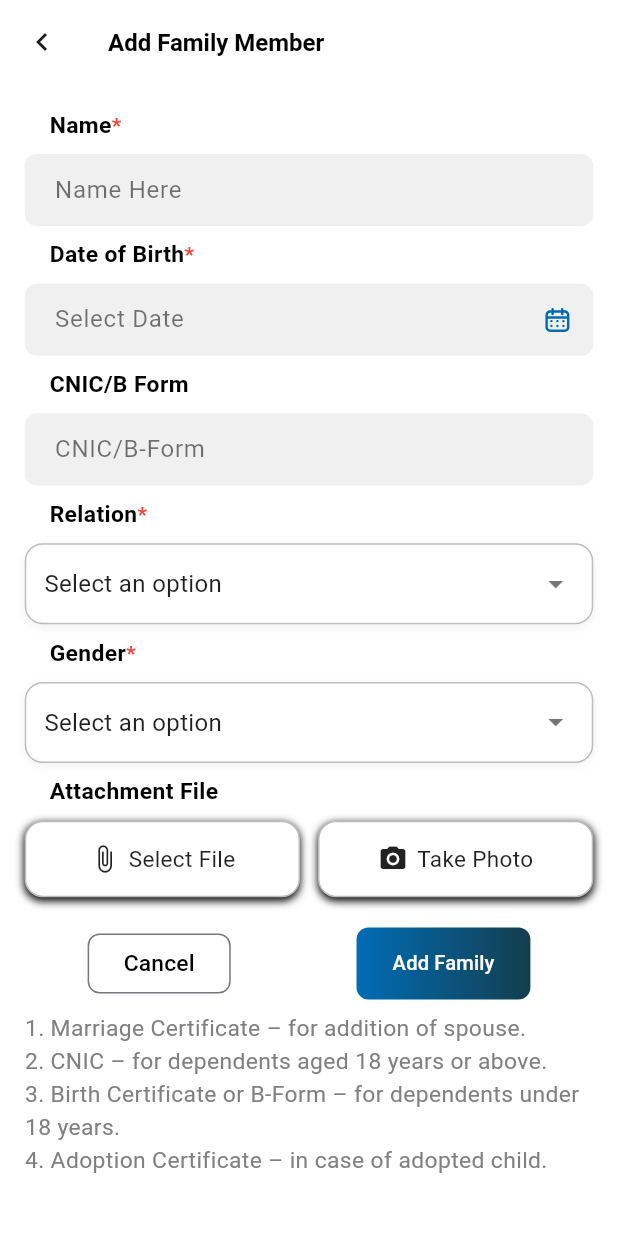
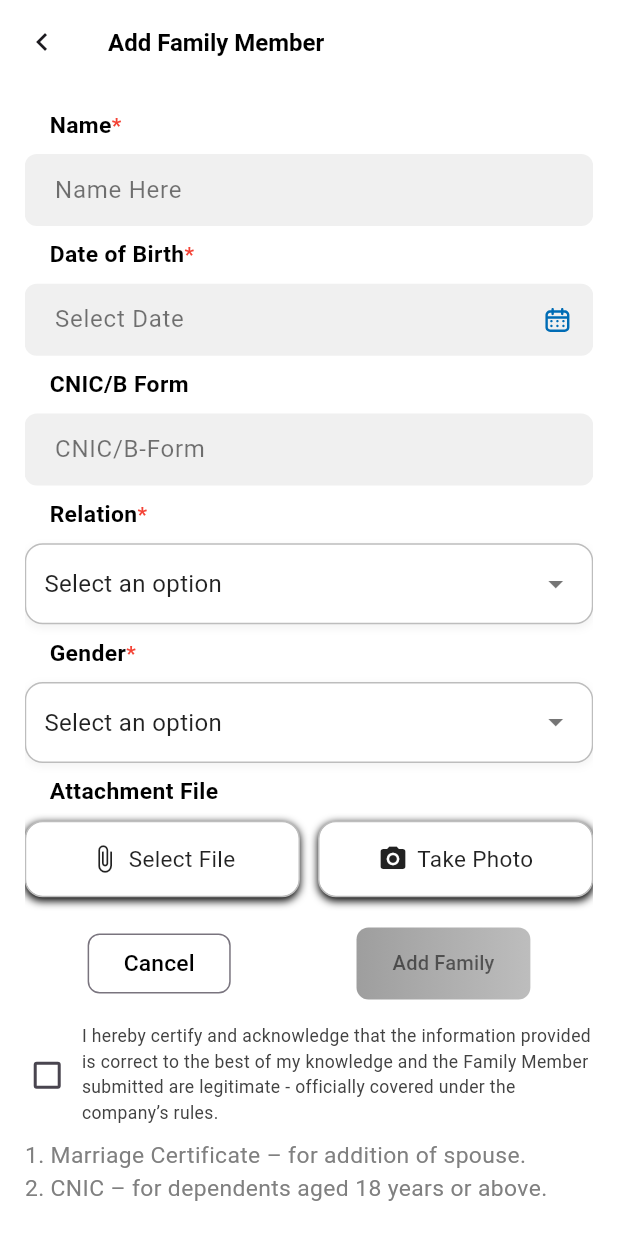
Before and after one commit to Zayahan-Hasan-Shah/CICL-APP, a Flutter app: the AddFamilyScreen screen opened by its route, on a phone screen of 412 x 824 dp. Run offline on Flutter 3.47's test engine with Material 3 defaults, Android fonts, the phone set to English and light mode, and no system bars; our stand-ins replace equatable, file_picker, flutter_riverpod, flutter_svg, go_router, google_fonts and 5 more; accounts and stored records are empty; Roboto replaces fonts that are missing (Roboto Flex).

Commit message:
add restriction of max @Mb limit, fix add family bug and add claim bug

```diff
--- a/lib/src/controllers/family_controller/add_family_controller.dart
+++ b/lib/src/controllers/family_controller/add_family_controller.dart
@@ -27,6 +27,8 @@ class AddFamilyController extends StateNotifier<AddFamilyState> {
           "User-Agent": "CICL-Mobile-App/1.0",
         })
         ..fields.addAll(formFields);
+
+
 
       for (int i = 0; i < model.attachments.length; i++) {
         final file = model.attachments[i];
--- a/lib/src/models/family_model/add_family_model.dart
+++ b/lib/src/models/family_model/add_family_model.dart
@@ -17,9 +17,26 @@ class AddFamilyModel {
     required this.attachments,
   });
 
+  static const Map<String, String> _relationToCode = {
+    "Spouse": "S",
+    "Son": "B",
+    "Daughter": "G",
+    "Parent": "P",
+  };
+
+  static const Map<String, String> _genderToCode = {"Male": "M", "Female": "F"};
+
   Map<String, dynamic> toFormData() {
-    final relationCode = relation.isNotEmpty ? relation[0] : relation;
-    final genderCode = gender.isNotEmpty ? gender[0] : gender;
+    // final relationCode = relation.isNotEmpty ? relation[0] : relation;
+    // final genderCode = gender.isNotEmpty ? gender[0] : gender;
+
+    final relationCode =
+        _relationToCode[relation.trim()] ??
+        (relation.isNotEmpty ? relation[0].toUpperCase() : "");
+
+    final genderCode =
+        _genderToCode[gender.trim()] ??
+        (gender.isNotEmpty ? gender[0].toUpperCase() : "");
 
     return {
       "name": name,
--- a/lib/src/routing/app_router.dart
+++ b/lib/src/routing/app_router.dart
@@ -17,10 +17,14 @@ import 'package:cicl_app/src/views/laboratory/laboratory_list_screen.dart';
 import 'package:cicl_app/src/views/limit/claim_limit_screen.dart';
 import 'package:cicl_app/src/views/on_boarding/boarding_screen.dart';
 import 'package:cicl_app/src/views/on_boarding/splash_screen.dart';
+import 'package:flutter/material.dart';
 import 'package:go_router/go_router.dart';
+
+final GlobalKey<NavigatorState> rootNavigatorKey = GlobalKey<NavigatorState>();
 
 class AppRouter {
   static final router = GoRouter(
+    navigatorKey: rootNavigatorKey,
     initialLocation: RoutesNames.splasScreen,
     routes: [
       GoRoute(
--- a/lib/src/views/bottom_navigation/screens/family/add_family_screen.dart
+++ b/lib/src/views/bottom_navigation/screens/family/add_family_screen.dart
@@ -16,6 +16,7 @@ import 'package:cicl_app/src/widgets/common_widgets/date_picker_widget.dart';
 import 'package:cicl_app/src/widgets/family_widget/cnic_input_formtatter.dart';
 import 'package:file_picker/file_picker.dart';
 import 'package:flutter/material.dart';
+import 'package:flutter/services.dart';
 import 'package:flutter_riverpod/flutter_riverpod.dart';
 import 'package:flutter_svg/flutter_svg.dart';
 import 'package:go_router/go_router.dart';
@@ -38,6 +39,7 @@ class _AddFamilyScreenState extends ConsumerState<AddFamilyScreen> {
   String? genderSeleted;
   List<PlatformFile> uploadedFiles = [];
   int _formResetCounter = 0;
+  bool _declarationAccepted = false;
 
   @override
   void initState() {
@@ -64,6 +66,14 @@ class _AddFamilyScreenState extends ConsumerState<AddFamilyScreen> {
     _dobCtrl.dispose();
     _cnicCtrl.dispose();
     super.dispose();
+  }
+
+  bool get _isFormReady {
+    return (_formKey.currentState?.validate() ?? false) &&
+        relationSeleted != null &&
+        genderSeleted != null &&
+        uploadedFiles.isNotEmpty &&
+        _declarationAccepted;
   }
 
   @override
@@ -116,6 +126,10 @@ class _AddFamilyScreenState extends ConsumerState<AddFamilyScreen> {
                     'Name Here',
                     isValidate: true,
                     val: AppValidation.checkText,
+                    keyboardType: TextInputType.name,
+                    inputFormatter: FilteringTextInputFormatter.allow(
+                      RegExp(r'[a-zA-Z\s]'),
+                    ),
                   ),
                   SizedBox(height: 1.h),
                   headingText("Date of Birth", true),
@@ -176,6 +190,33 @@ class _AddFamilyScreenState extends ConsumerState<AddFamilyScreen> {
                   ),
                   SizedBox(height: 1.h),
                   buildAddFamilyButton(),
+                  SizedBox(height: 2.h),
+                  Row(
+                    children: [
+                      SizedBox(
+                        width: 30,
+                        height: 40,
+                        child: Checkbox(
+                          value: _declarationAccepted,
+                          onChanged: (val) {
+                            setState(() => _declarationAccepted = val ?? false);
+                          },
+                          activeColor: AppColors.buttonColor1,
+                        ),
+                      ),
+                      const SizedBox(width: 8),
+                      Expanded(
+                        child: Text(
+                          "I hereby certify and acknowledge that the information provided is correct to the best of my knowledge and the Family Member submitted are legitimate - officially covered under the company’s rules.",
+                          maxLines: 4,
+                          style: TextStyle(
+                            fontSize: 14.sp,
+                            color: Colors.grey[800],
+                          ),
+                        ),
+                      ),
+                    ],
+                  ),
                   SizedBox(height: 1.h),
                   _buildRestrictions(),
                 ],
@@ -229,12 +270,19 @@ class _AddFamilyScreenState extends ConsumerState<AddFamilyScreen> {
     bool isValidate = false,
     val,
     bool isCNIC = false,
+    TextInputType keyboardType = TextInputType.text,
+    TextInputFormatter? inputFormatter,
   }) {
     return CustomTextField(
       controller: controller,
       hintText: hint,
       validator: isValidate ? val : null,
-      inputFormatters: isCNIC ? [CnicInputFormatter()] : null,
+      inputFormatters: isCNIC
+          ? [CnicInputFormatter()]
+          : inputFormatter != null
+          ? [inputFormatter]
+          : null,
+      keyboardType: keyboardType,
       suffixIcon: isSuffix
           ? IconButton(
               onPressed: () {},
@@ -267,9 +315,17 @@ class _AddFamilyScreenState extends ConsumerState<AddFamilyScreen> {
         CustomButton(
           text: 'Add Family',
           fontSize: 15.sp,
-          textColor: AppColors.whiteColor,
+          textColor: _isFormReady ? AppColors.whiteColor : Colors.black54,
           onPressed: () {
-            if (_formKey.currentState?.validate() ?? false) {
+            if (!_isFormReady) {
+              if (!_declarationAccepted) {
+                ScaffoldMessenger.of(context).showSnackBar(
+                  const SnackBar(
+                    content: Text("Please accept the declaration to proceed"),
+                  ),
+                );
+                return;
+              }
               if (relationSeleted == null || genderSeleted == null) {
                 ScaffoldMessenger.of(context).showSnackBar(
                   const SnackBar(
@@ -278,14 +334,25 @@ class _AddFamilyScreenState extends ConsumerState<AddFamilyScreen> {
                 );
                 return;
               }
-
-              if (uploadedFiles.isEmpty || uploadedFiles.first.path == null) {
+              if (uploadedFiles.isEmpty ||
+                  uploadedFiles.any((f) => f.path == null)) {
                 ScaffoldMessenger.of(context).showSnackBar(
-                  const SnackBar(content: Text("Please select a valid file")),
+                  const SnackBar(
+                    content: Text("Please attach at least one valid file"),
+                  ),
+                );
+                return;
+              }
+              // If form fields are invalid
+              ScaffoldMessenger.of(context).showSnackBar(
+                const SnackBar(
+                  content: Text("Please fill all required fields correctly"),
+                ),
               );
               return;
             }
 
+            // proceed with submission
             final model = AddFamilyModel(
               name: _nameCtrl.text.trim(),
               dateOfBirth: _dobCtrl.text.trim(),
@@ -297,13 +364,54 @@ class _AddFamilyScreenState extends ConsumerState<AddFamilyScreen> {
                   .map((f) => File(f.path!))
                   .toList(),
             );
+            ref.read(addFamilyProvider.notifier).addFamilyMember(model);
+            // if (_formKey.currentState?.validate() ?? false) {
 
-              ref.read(addFamilyProvider.notifier).addFamilyMember(model);
-            }
+            //   if (relationSeleted == null || genderSeleted == null) {
+            //     ScaffoldMessenger.of(context).showSnackBar(
+            //       const SnackBar(
+            //         content: Text("Please select relation and gender"),
+            //       ),
+            //     );
+            //     return;
+            //   }
+
+            //   if (!_declarationAccepted) {
+            //     ScaffoldMessenger.of(context).showSnackBar(
+            //       const SnackBar(
+            //         content: Text("Please accept the declaration"),
+            //       ),
+            //     );
+            //     return;
+            //   }
+
+            //   if (uploadedFiles.isEmpty || uploadedFiles.first.path == null) {
+            //     ScaffoldMessenger.of(context).showSnackBar(
+            //       const SnackBar(content: Text("Please select a valid file")),
+            //     );
+            //     return;
+            //   }
+
+            //   final model = AddFamilyModel(
+            //     name: _nameCtrl.text.trim(),
+            //     dateOfBirth: _dobCtrl.text.trim(),
+            //     cnic: _cnicCtrl.text.trim(),
+            //     relation: relationSeleted!,
+            //     gender: genderSeleted!,
+            //     attachments: uploadedFiles
+            //         .where((f) => f.path != null)
+            //         .map((f) => File(f.path!))
+            //         .toList(),
+            //   );
+
+            //   ref.read(addFamilyProvider.notifier).addFamilyMember(model);
+            // }
           },
-          gradient: const LinearGradient(
+          gradient: _isFormReady
+              ? const LinearGradient(
                   colors: [AppColors.buttonColor1, AppColors.buttonColor2],
-          ),
+                )
+              : LinearGradient(colors: [Colors.grey, Colors.grey.shade400]),
         ),
       ],
     );
--- a/lib/src/widgets/common_widgets/attachment_uploader_widget.dart
+++ b/lib/src/widgets/common_widgets/attachment_uploader_widget.dart
@@ -6,12 +6,24 @@ import 'package:image_picker/image_picker.dart';
 class AttachmentUploader extends FormField<List<PlatformFile>> {
   AttachmentUploader({
     super.key,
-    super.validator,
+    FormFieldValidator<List<PlatformFile>>? validator,
+    int maxFileSizeBytes = 2 * 1024 * 1024,
     required Function(List<PlatformFile>) onFilesChanged,
     List<PlatformFile>? initialValue,
     AutovalidateMode super.autovalidateMode = AutovalidateMode.disabled,
   }) : super(
           initialValue: initialValue ?? [],
+          validator: (files) {
+            final safeFiles = files ?? const <PlatformFile>[];
+            for (final file in safeFiles) {
+              if (file.size > maxFileSizeBytes) {
+                final maxMb = (maxFileSizeBytes / 1024 / 1024)
+                    .toStringAsFixed(0);
+                return 'File ${file.name} is too large (max ${maxMb}MB)';
+              }
+            }
+            return validator?.call(safeFiles);
+          },
           builder: (FormFieldState<List<PlatformFile>> state) {
             return _AttachmentUploaderContent(
               files: state.value ?? [],
--- a/lib/src/widgets/common_widgets/custom_button.dart
+++ b/lib/src/widgets/common_widgets/custom_button.dart
@@ -4,7 +4,7 @@ import 'package:sizer/sizer.dart';
 
 class CustomButton extends StatelessWidget {
   final String text;
-  final VoidCallback onPressed;
+  final VoidCallback? onPressed;
   final bool outlined;
   final double? width;
   final Gradient? gradient;
@@ -17,7 +17,7 @@ class CustomButton extends StatelessWidget {
   const CustomButton({
     super.key,
     required this.text,
-    required this.onPressed,
+    this.onPressed,
     this.outlined = false,
     this.width,
     this.gradient,
--- a/pubspec.yaml
+++ b/pubspec.yaml
@@ -16,7 +16,7 @@ publish_to: 'none' # Remove this line if you wish to publish to pub.dev
 # https://developer.apple.com/library/archive/documentation/General/Reference/InfoPlistKeyReference/Articles/CoreFoundationKeys.html
 # In Windows, build-name is used as the major, minor, and patch parts
 # of the product and file versions while build-number is used as the build suffix.
-version: 1.0.0+3
+version: 1.0.0+4
 
 environment:
   sdk: ^3.9.2
```
Also changed, not shown: lib/src/controllers/claim_controller/add_claim_controller.dart (+24 -3 lines), lib/src/views/bottom_navigation/screens/claim/add_claim_screen.dart (+42 -16 lines). Lines whose indentation alone changed are shown as unchanged.
